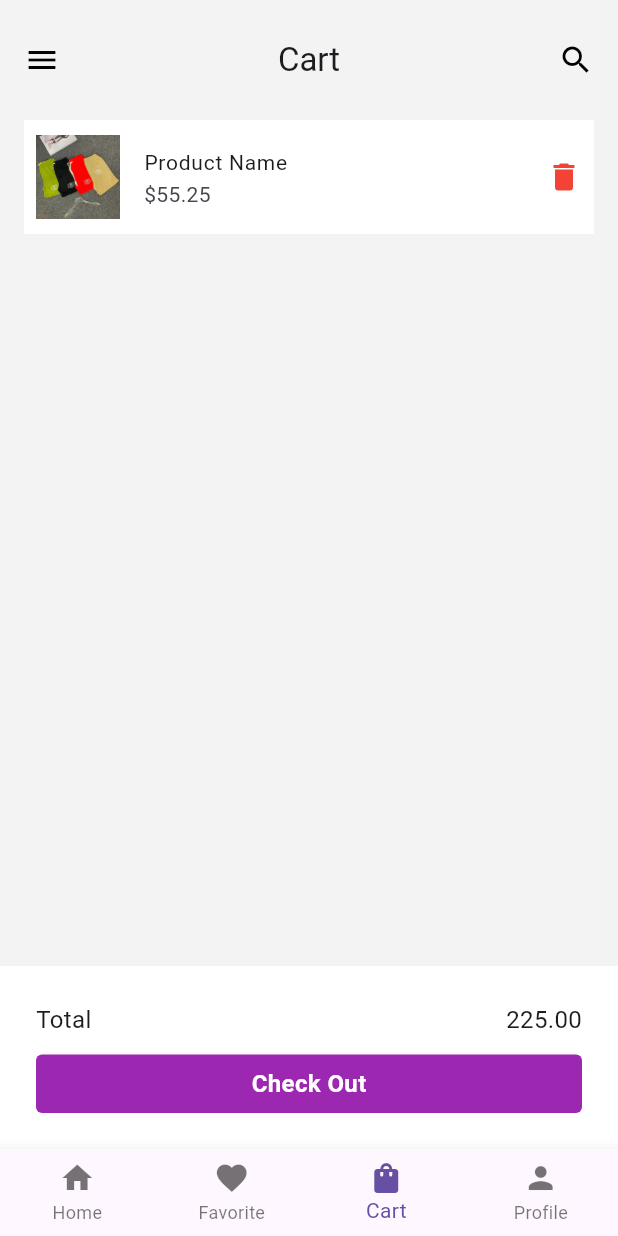
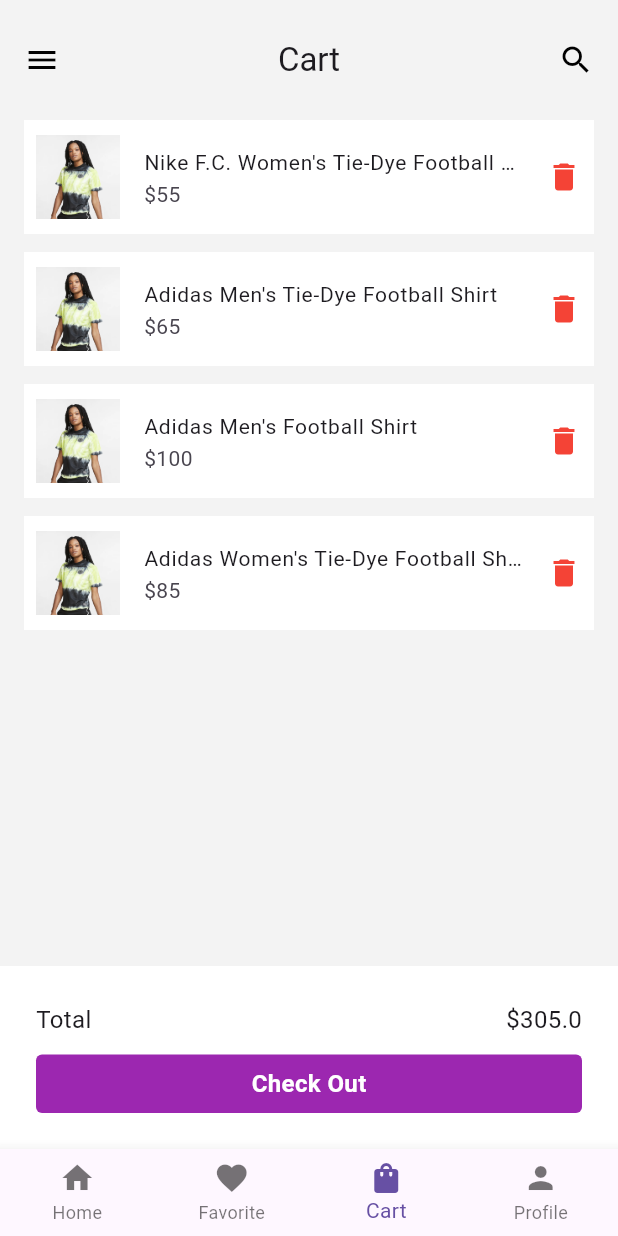
Before and after one commit to holumuyiwa-emnac/store-app, a Flutter app: the screen it shows after launch, item 3 of the bottom bar chosen, on a phone screen of 412 x 824 dp. Run offline on Flutter 3.47's test engine with Material 3 defaults, Android fonts, the phone set to English and light mode, and no system bars.

Commit message:
"Updated cart page with product list and total calculation, and modified product page with image decoration"

```diff
--- a/lib/Pages/cart_page.dart
+++ b/lib/Pages/cart_page.dart
@@ -11,8 +11,41 @@ class CartPage extends StatefulWidget {
 }
 
 class _CartPageState extends State<CartPage> {
+  final List cart = [
+    {
+      'name': "Nike F.C. Women's Tie-Dye Football Shirt",
+      'image': 'product.png',
+      'price': 55
+    },
+    {
+      'name': "Adidas Men's Tie-Dye Football Shirt",
+      'image': 'product.png',
+      'price': 65
+    },
+    {
+      'name': "Adidas Men's Football Shirt",
+      'image': 'product.png',
+      'price': 100
+    },
+    {
+      'name': "Adidas Women's Tie-Dye Football Shirt",
+      'image': 'product.png',
+      'price': 85
+    },
+  ];
+
+  double calculateTotal() {
+    double total = 0.0;
+    for (var amount in cart) {
+      total += amount['price'];
+    }
+    return total;
+  }
+
   @override
   Widget build(BuildContext context) {
+    double cartTotal = calculateTotal();
+
     return Scaffold(
       backgroundColor: Color.fromARGB(255, 243, 243, 243),
       body: Column(
@@ -20,12 +53,12 @@ class _CartPageState extends State<CartPage> {
         children: [
           SingleChildScrollView(
             padding: EdgeInsets.fromLTRB(16, 0, 16, 16),
-            child: Column(
-              crossAxisAlignment: CrossAxisAlignment.start,
-              children: [
-                Column(
-                  children: [
-                    GestureDetector(
+            child: SizedBox(
+                child: ListView.builder(
+              shrinkWrap: true,
+              itemCount: cart.length,
+              itemBuilder: (BuildContext context, int index) {
+                return GestureDetector(
                   onTap: () {
                     Navigator.push(
                       context,
@@ -39,26 +72,24 @@ class _CartPageState extends State<CartPage> {
                     child: ListTile(
                       contentPadding: EdgeInsets.fromLTRB(8, 2, 8, 2),
                       tileColor: Colors.white,
-                          leading:
-                              Image(image: AssetImage('assets/product.png')),
+                      leading: Image(
+                          image: AssetImage('assets/${cart[index]['image']}')),
                       title: Text(
-                            'Product Name',
+                        cart[index]['name'],
                         style: TextStyle(fontSize: 14),
                         overflow: TextOverflow.ellipsis,
                         maxLines: 1,
                       ),
-                          subtitle: Text('\$55.25'),
+                      subtitle: Text('\$${cart[index]['price']}'),
                       trailing: Icon(
                         Icons.delete,
                         color: Colors.red,
                       ),
                     ),
                   ),
-                    ),
-                  ],
-                )
-              ],
-            ),
+                );
+              },
+            )),
           ),
           Positioned(
               bottom: 12,
@@ -75,7 +106,7 @@ class _CartPageState extends State<CartPage> {
                           style: TextStyle(fontSize: 16),
                         ),
                         Text(
-                          '225.00',
+                          '\$$cartTotal',
                           style: TextStyle(fontSize: 16),
                         ),
                       ],
--- a/lib/Pages/product_page.dart
+++ b/lib/Pages/product_page.dart
@@ -41,7 +41,11 @@ class _ProductPageState extends State<ProductPage> {
             child: Container(
               height: 400,
               decoration: BoxDecoration(
-                  color: Colors.white, borderRadius: BorderRadius.circular(12)),
+                  color: Colors.white,
+                  borderRadius: BorderRadius.circular(12),
+                  image: DecorationImage(
+                      image: AssetImage('assets/product.png'),
+                      fit: BoxFit.fitHeight)),
             ),
           ),
           Container(
```
Also changed, not shown: assets/product.png. Lines whose indentation alone changed are shown as unchanged.
